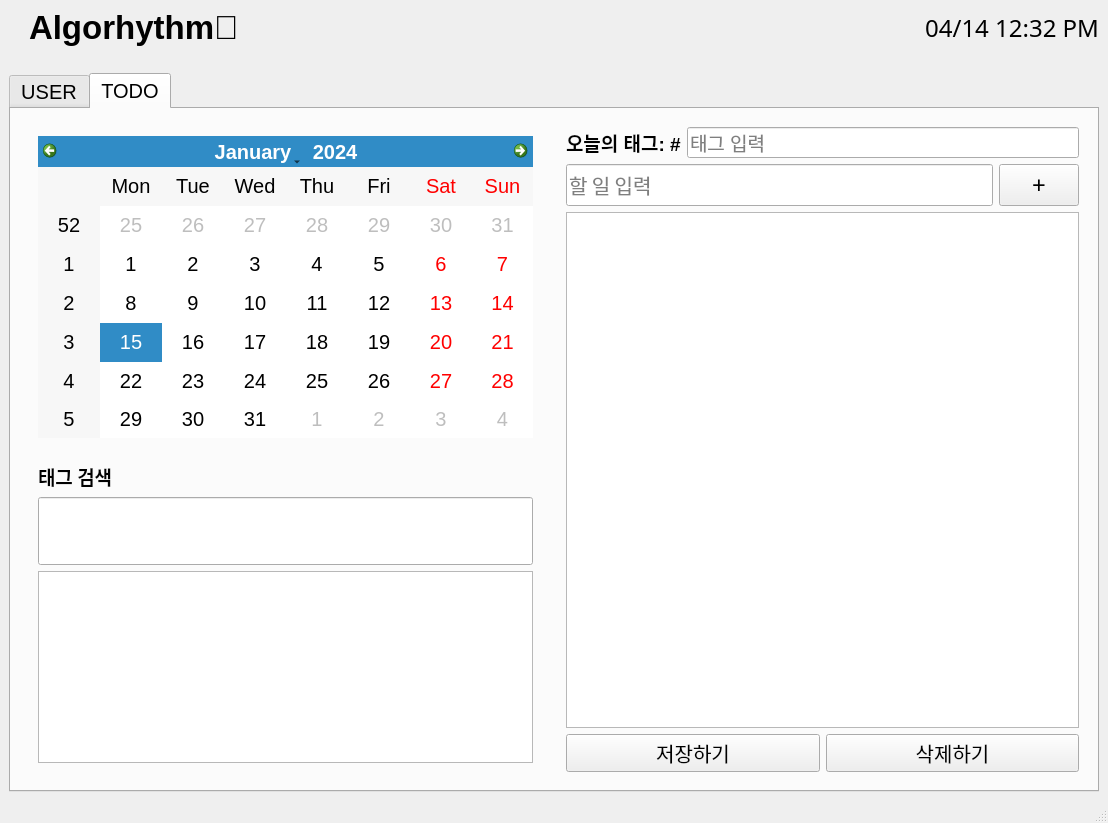
Qt form Algorhythm/algorhythm.ui (MIN60/Algorhythm) before a commit.
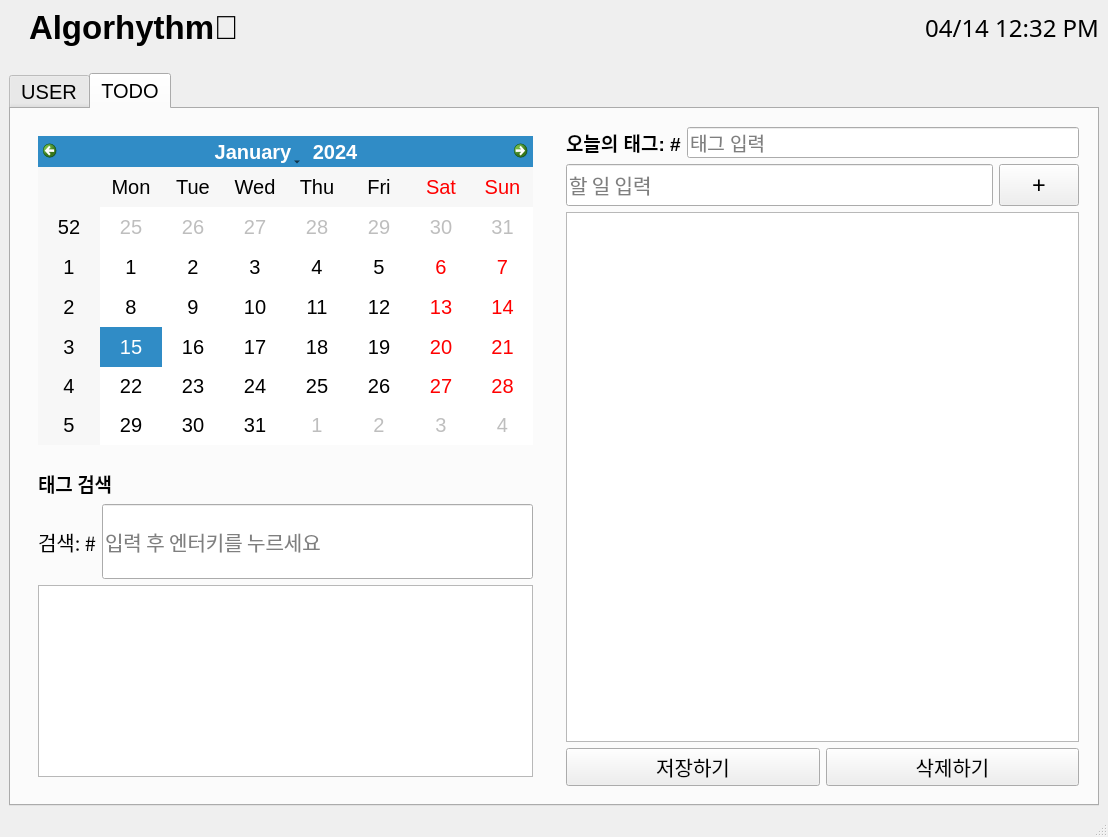
The same form after that commit.

Commit message: Add/#23: Add label to tag_search

What changed in the file:
```diff
--- a/Algorhythm/algorhythm.ui
+++ b/Algorhythm/algorhythm.ui
@@ -7,7 +7,7 @@
     <x>0</x>
     <y>0</y>
     <width>1108</width>
-    <height>823</height>
+    <height>837</height>
    </rect>
   </property>
   <property name="windowTitle">
@@ -153,6 +153,21 @@
                </widget>
               </item>
               <item>
+               <layout class="QHBoxLayout" name="horizontalLayout_4">
+                <item>
+                 <widget class="QLabel" name="label">
+                  <property name="font">
+                   <font>
+                    <family>Noto Sans KR</family>
+                    <pointsize>15</pointsize>
+                   </font>
+                  </property>
+                  <property name="text">
+                   <string>검색: #</string>
+                  </property>
+                 </widget>
+                </item>
+                <item>
                <widget class="QLineEdit" name="tag_input">
                 <property name="sizePolicy">
                  <sizepolicy hsizetype="Expanding" vsizetype="Expanding">
@@ -166,7 +181,12 @@
                   <pointsize>15</pointsize>
                  </font>
                 </property>
-               </widget>
+                  <property name="placeholderText">
+                   <string>입력 후 엔터키를 누르세요</string>
+                  </property>
+                 </widget>
+                </item>
+               </layout>
               </item>
               <item>
                <widget class="QListWidget" name="tag_search_result">
```
Lines whose indentation alone changed are shown as unchanged.
